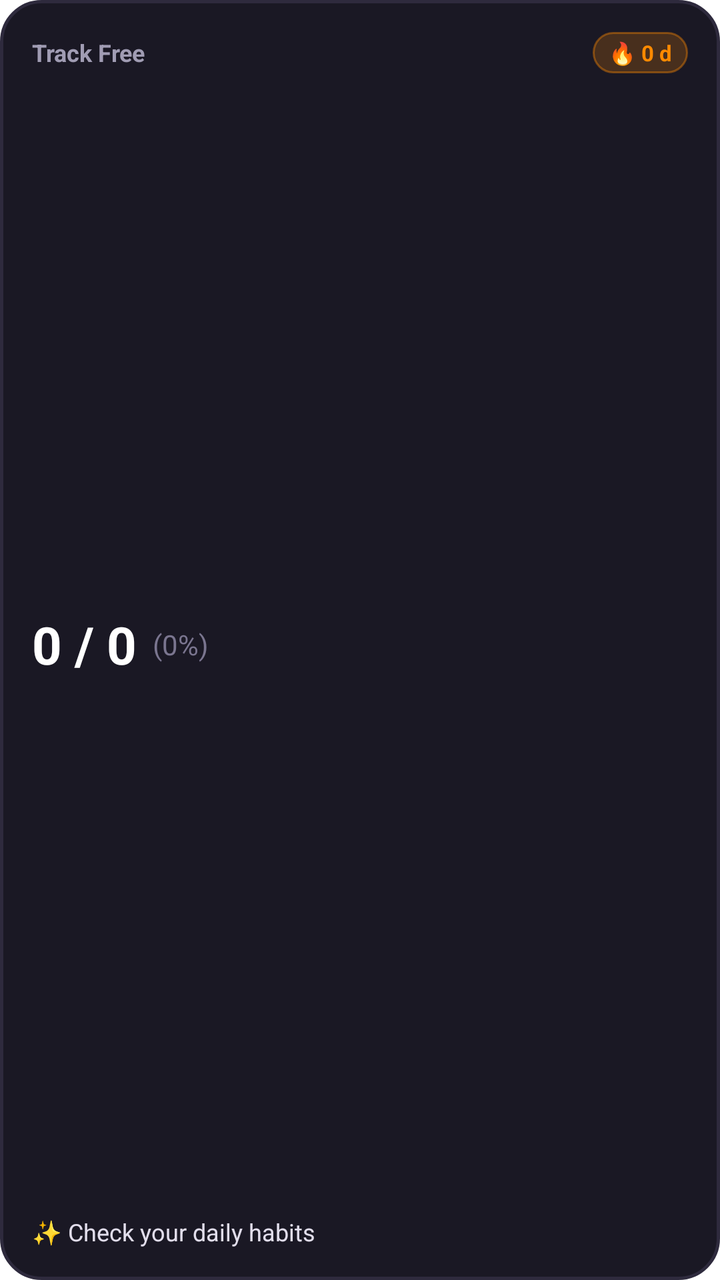
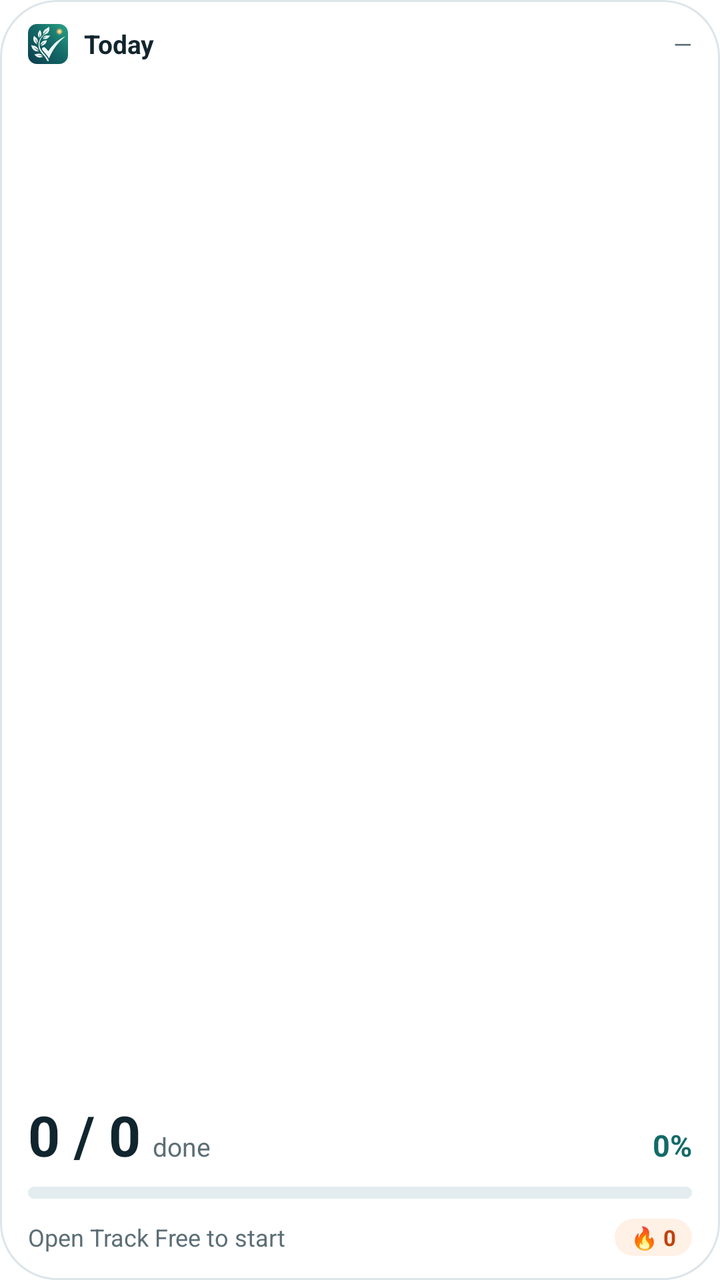

Two renders of the same Android screen: before a commit and after it. Below are the layout's source before the change and the commit's diff.
<!-- AndroidManifest.xml: fallback theme Theme.MaterialComponents.DayNight.NoActionBar -->
<!-- res/layout/habit_widget_layout.xml -->
<?xml version="1.0" encoding="utf-8"?>
<LinearLayout xmlns:android="http://schemas.android.com/apk/res/android"
    android:id="@+id/widget_container"
    android:layout_width="match_parent"
    android:layout_height="match_parent"
    android:background="@drawable/widget_background"
    android:orientation="vertical"
    android:padding="16dp">

    
    <LinearLayout
        android:layout_width="match_parent"
        android:layout_height="wrap_content"
        android:gravity="center_vertical"
        android:orientation="horizontal">

        <TextView
            android:id="@+id/widget_app_title"
            android:layout_width="0dp"
            android:layout_height="wrap_content"
            android:layout_weight="1"
            android:text="@string/app_name"
            android:textColor="#A09CB3"
            android:textSize="12sp"
            android:textStyle="bold" />

        <TextView
            android:id="@+id/widget_streak_badge"
            android:layout_width="wrap_content"
            android:layout_height="wrap_content"
            android:background="@drawable/widget_pill_background"
            android:paddingStart="8dp"
            android:paddingTop="3dp"
            android:paddingEnd="8dp"
            android:paddingBottom="3dp"
            android:text="🔥 0 d"
            android:textColor="#FF8A00"
            android:textSize="11sp"
            android:textStyle="bold" />
    </LinearLayout>

    
    <LinearLayout
        android:layout_width="match_parent"
        android:layout_height="0dp"
        android:layout_weight="1"
        android:gravity="center_vertical"
        android:orientation="horizontal">

        <TextView
            android:id="@+id/widget_completion_count"
            android:layout_width="wrap_content"
            android:layout_height="wrap_content"
            android:text="0 / 0"
            android:textColor="#FFFFFF"
            android:textSize="26sp"
            android:textStyle="bold" />

        <TextView
            android:id="@+id/widget_completion_percentage"
            android:layout_width="wrap_content"
            android:layout_height="wrap_content"
            android:layout_marginStart="8dp"
            android:text="(0%)"
            android:textColor="#7A758F"
            android:textSize="14sp" />
    </LinearLayout>

    
    <TextView
        android:id="@+id/widget_top_pending"
        android:layout_width="match_parent"
        android:layout_height="wrap_content"
        android:ellipsize="end"
        android:maxLines="1"
        android:text="✨ Check your daily habits"
        android:textColor="#E2DEEC"
        android:textSize="12sp" />

</LinearLayout>
<!-- resources referenced by this layout -->
<resources>
  <!-- drawable widget_background (drawable) -->
  <?xml version="1.0" encoding="utf-8"?>
  <shape xmlns:android="http://schemas.android.com/apk/res/android"
      android:shape="rectangle">
      <corners android:radius="20dp" />
      <solid android:color="#1A1824" />
      <stroke
          android:width="1.5dp"
          android:color="#2E2A3D" />
  </shape>
  <!-- drawable widget_pill_background (drawable) -->
  <?xml version="1.0" encoding="utf-8"?>
  <shape xmlns:android="http://schemas.android.com/apk/res/android"
      android:shape="rectangle">
      <corners android:radius="12dp" />
      <solid android:color="#33FF8A00" />
      <stroke
          android:width="1dp"
          android:color="#66FF8A00" />
  </shape>
  <string name="app_name">Track Free</string>
</resources>

<!-- the commit's change to res/layout/habit_widget_layout.xml (unified diff, before → after) -->
@@ -5,7 +5,10 @@
     android:layout_height="match_parent"
     android:background="@drawable/widget_background"
     android:orientation="vertical"
-    android:padding="16dp">
+    android:paddingStart="14dp"
+    android:paddingTop="12dp"
+    android:paddingEnd="14dp"
+    android:paddingBottom="12dp">
 
     
     <LinearLayout
@@ -14,29 +17,31 @@
         android:gravity="center_vertical"
         android:orientation="horizontal">
 
+        <ImageView
+            android:id="@+id/widget_logo"
+            android:layout_width="20dp"
+            android:layout_height="20dp"
+            android:contentDescription="@string/app_name"
+            android:src="@drawable/widget_logo" />
+
         <TextView
-            android:id="@+id/widget_app_title"
+            android:id="@+id/widget_title"
             android:layout_width="0dp"
             android:layout_height="wrap_content"
+            android:layout_marginStart="8dp"
             android:layout_weight="1"
-            android:text="@string/app_name"
-            android:textColor="#A09CB3"
-            android:textSize="12sp"
+            android:text="@string/widget_today"
+            android:textColor="@color/widget_text"
+            android:textSize="13sp"
             android:textStyle="bold" />
 
         <TextView
-            android:id="@+id/widget_streak_badge"
+            android:id="@+id/widget_date"
             android:layout_width="wrap_content"
             android:layout_height="wrap_content"
-            android:background="@drawable/widget_pill_background"
-            android:paddingStart="8dp"
-            android:paddingTop="3dp"
-            android:paddingEnd="8dp"
-            android:paddingBottom="3dp"
-            android:text="🔥 0 d"
-            android:textColor="#FF8A00"
-            android:textSize="11sp"
-            android:textStyle="bold" />
+            android:text="@string/widget_date_placeholder"
+            android:textColor="@color/widget_text_secondary"
+            android:textSize="12sp" />
     </LinearLayout>
 
     
@@ -44,37 +49,83 @@
         android:layout_width="match_parent"
         android:layout_height="0dp"
         android:layout_weight="1"
-        android:gravity="center_vertical"
+        android:baselineAligned="true"
+        android:gravity="bottom"
         android:orientation="horizontal">
 
         <TextView
             android:id="@+id/widget_completion_count"
             android:layout_width="wrap_content"
             android:layout_height="wrap_content"
+            android:includeFontPadding="false"
             android:text="0 / 0"
-            android:textColor="#FFFFFF"
-            android:textSize="26sp"
+            android:textColor="@color/widget_text"
+            android:textSize="28sp"
             android:textStyle="bold" />
+
+        <TextView
+            android:id="@+id/widget_completion_label"
+            android:layout_width="0dp"
+            android:layout_height="wrap_content"
+            android:layout_marginStart="6dp"
+            android:layout_weight="1"
+            android:text="@string/widget_done_label"
+            android:textColor="@color/widget_text_secondary"
+            android:textSize="13sp" />
 
         <TextView
             android:id="@+id/widget_completion_percentage"
             android:layout_width="wrap_content"
             android:layout_height="wrap_content"
-            android:layout_marginStart="8dp"
-            android:text="(0%)"
-            android:textColor="#7A758F"
-            android:textSize="14sp" />
+            android:text="0%"
+            android:textColor="@color/widget_accent"
+            android:textSize="15sp"
+            android:textStyle="bold" />
     </LinearLayout>
 
+    <ProgressBar
+        android:id="@+id/widget_progress"
+        style="@android:style/Widget.ProgressBar.Horizontal"
+        android:layout_width="match_parent"
+        android:layout_height="6dp"
+        android:layout_marginTop="8dp"
+        android:indeterminate="false"
+        android:max="100"
+        android:progress="0"
+        android:progressDrawable="@drawable/widget_progress" />
+
     
-    <TextView
-        android:id="@+id/widget_top_pending"
+    <LinearLayout
         android:layout_width="match_parent"
         android:layout_height="wrap_content"
-        android:ellipsize="end"
-        android:maxLines="1"
-        android:text="✨ Check your daily habits"
-        android:textColor="#E2DEEC"
-        android:textSize="12sp" />
+        android:layout_marginTop="10dp"
+        android:gravity="center_vertical"
+        android:orientation="horizontal">
 
+        <TextView
+            android:id="@+id/widget_top_pending"
+            android:layout_width="0dp"
+            android:layout_height="wrap_content"
+            android:layout_weight="1"
+            android:ellipsize="end"
+            android:maxLines="1"
+            android:text="@string/widget_placeholder"
+            android:textColor="@color/widget_text_secondary"
+            android:textSize="12sp" />
+
+        <TextView
+            android:id="@+id/widget_streak_badge"
+            android:layout_width="wrap_content"
+            android:layout_height="wrap_content"
+            android:layout_marginStart="8dp"
+            android:background="@drawable/widget_pill_background"
+            android:paddingStart="8dp"
+            android:paddingTop="2dp"
+            android:paddingEnd="8dp"
+            android:paddingBottom="2dp"
+            android:text="@string/widget_streak_days_placeholder"
+            android:textColor="@color/widget_streak"
+            android:textSize="11sp"
+            android:textStyle="bold" />
+    </LinearLayout>
 </LinearLayout>
<!-- resource entries referenced after the edit -->
@@ -1,25 +1,56 @@
 <!-- resources referenced by this layout -->
 <resources>
+  <color name="widget_accent">#146A68</color>
+  <color name="widget_streak">#C2410C</color>
+  <color name="widget_text">#11252E</color>
+  <color name="widget_text_secondary">#5C6E76</color>
   <!-- drawable widget_background (drawable) -->
   <?xml version="1.0" encoding="utf-8"?>
   <shape xmlns:android="http://schemas.android.com/apk/res/android"
       android:shape="rectangle">
-      <corners android:radius="20dp" />
-      <solid android:color="#1A1824" />
+      <corners android:radius="@dimen/widget_radius" />
+      <solid android:color="@color/widget_surface" />
       <stroke
-          android:width="1.5dp"
-          android:color="#2E2A3D" />
+          android:width="1dp"
+          android:color="@color/widget_border" />
   </shape>
+  <!-- drawable widget_logo: png bitmap (drawable-nodpi, 11319 bytes) -->
   <!-- drawable widget_pill_background (drawable) -->
   <?xml version="1.0" encoding="utf-8"?>
   <shape xmlns:android="http://schemas.android.com/apk/res/android"
       android:shape="rectangle">
-      <corners android:radius="12dp" />
-      <solid android:color="#33FF8A00" />
-      <stroke
-          android:width="1dp"
-          android:color="#66FF8A00" />
+      <corners android:radius="10dp" />
+      <solid android:color="@color/widget_streak_bg" />
   </shape>
+  <!-- drawable widget_progress (drawable) -->
+  <?xml version="1.0" encoding="utf-8"?>
+  <layer-list xmlns:android="http://schemas.android.com/apk/res/android">
+      <item android:id="@android:id/background">
+          <shape android:shape="rectangle">
+              <corners android:radius="3dp" />
+              <solid android:color="@color/widget_track" />
+          </shape>
+      </item>
+      <item android:id="@android:id/progress">
+          <clip>
+              <shape android:shape="rectangle">
+                  <corners android:radius="3dp" />
+                  <solid android:color="@color/widget_progress" />
+              </shape>
+          </clip>
+      </item>
+  </layer-list>
   <string name="app_name">Track Free</string>
+  <string name="widget_date_placeholder">—</string>
+  <string name="widget_done_label">done</string>
+  <string name="widget_placeholder">Open Track Free to start</string>
+  <string name="widget_streak_days_placeholder">🔥 0</string>
+  <string name="widget_today">Today</string>
+  <dimen name="widget_radius">20dp</dimen>
+  <color name="widget_surface">#FFFFFF</color>
+  <color name="widget_border">#DCE5EA</color>
+  <color name="widget_streak_bg">#FFF1E6</color>
+  <color name="widget_track">#E3ECEF</color>
+  <color name="widget_progress">#28A484</color>
 </resources>
 
